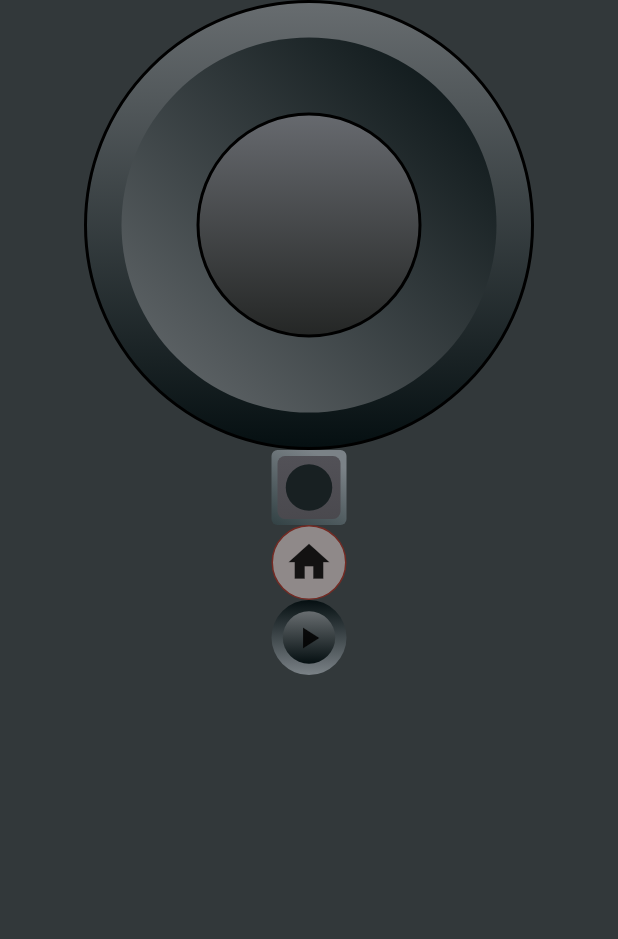
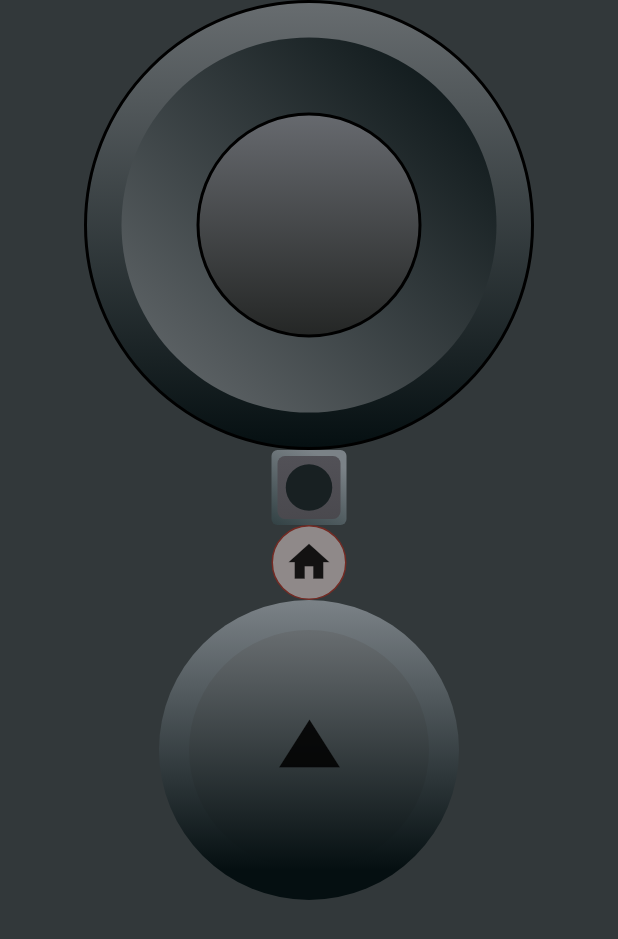
Before and after one commit to GustavoRodriguesDev/nintendo_switch, a Flutter app: the screen it shows after launch, on a phone screen of 412 x 824 dp. Shown: the top 939 px of the screen. Run offline on Flutter 3.47's test engine with Material 2 defaults, Android fonts, the phone set to English and light mode, and no system bars.

Commit message:
direcional UP feito

```diff
--- a/lib/componentes/directionalButton.dart
+++ b/lib/componentes/directionalButton.dart
@@ -1,4 +1,6 @@
 // ignore_for_file: prefer_const_constructors, prefer_const_literals_to_create_immutables
+
+import 'dart:math';
 
 import 'package:flutter/material.dart';
 
@@ -23,8 +25,8 @@ class DirecinalUp extends StatelessWidget {
   @override
   Widget build(BuildContext context) {
     return Container(
-      height: 50,
-      width: 50,
+      height: 200,
+      width: 200,
       alignment: Alignment.center,
       decoration: BoxDecoration(
         shape: BoxShape.circle,
@@ -32,14 +34,15 @@ class DirecinalUp extends StatelessWidget {
           begin: Alignment.bottomCenter,
           end: Alignment.topCenter,
           colors: [
+            Color(0xFF050F11),
             Color(0xFF7B8287),
-            Color(0xFF050F11),
           ],
+          stops: [0.10, 9.0],
         ),
       ),
       child: Container(
-        width: 35,
-        height: 35,
+        width: 160,
+        height: 160,
         alignment: Alignment.center,
         decoration: BoxDecoration(
           shape: BoxShape.circle,
@@ -49,11 +52,14 @@ class DirecinalUp extends StatelessWidget {
               colors: [
                 Color(0xFF686D70),
                 Color(0xFF050F11),
-            ],
+              ]),
         ),
-        ),
+        child: RotatedBox(
+          quarterTurns: 15,
           child: Icon(
             Icons.play_arrow,
+            size: 70,
+          ),
         ),
       ),
     );
```
Lines whose indentation alone changed are shown as unchanged.
